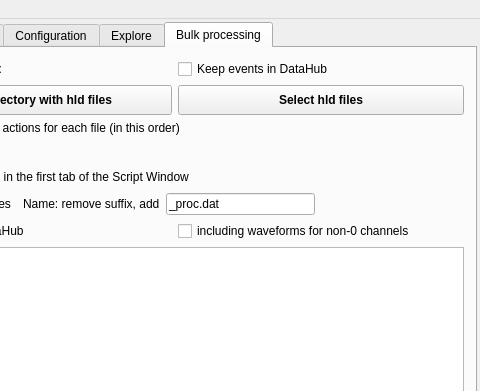
Above: GUI/mainwindow.ui from andrmor/TRB3reader before the change; both pictures show x 130 to 610 and y 0 to 391 of the 610 by 602 pixel window. Below: the same form after it.
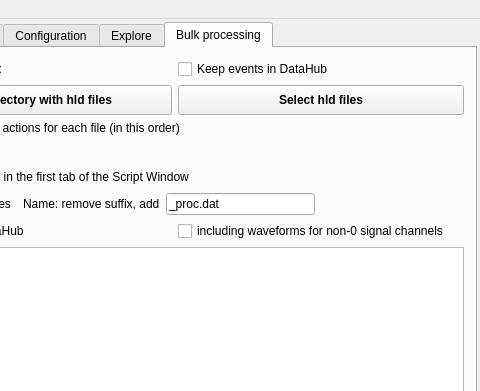
That is the form after the change. The open tabs and pages were chosen to show the change.

What changed in the file:
```diff
--- a/GUI/mainwindow.ui
+++ b/GUI/mainwindow.ui
@@ -2634,7 +2634,7 @@
           <item>
            <widget class="QCheckBox" name="cbBulkAlsoCopyWaveforms">
             <property name="text">
-             <string>including waveforms for non-0 channels </string>
+             <string>including waveforms for non-0 signal channels </string>
             </property>
            </widget>
           </item>
```
Left out of the diff: 2 changed lines with no effect on the pictures.
